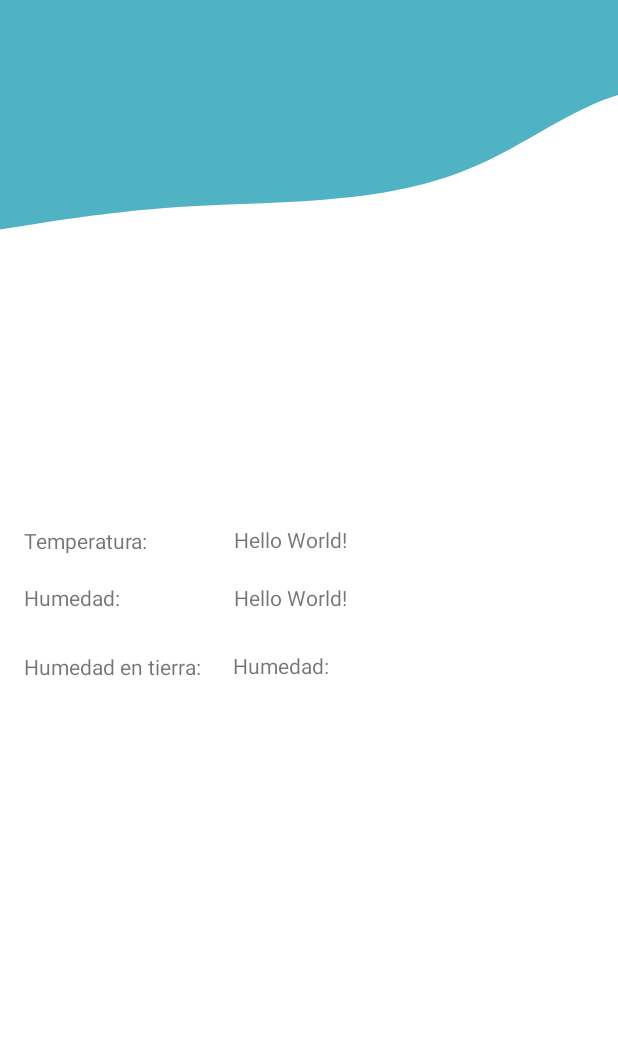
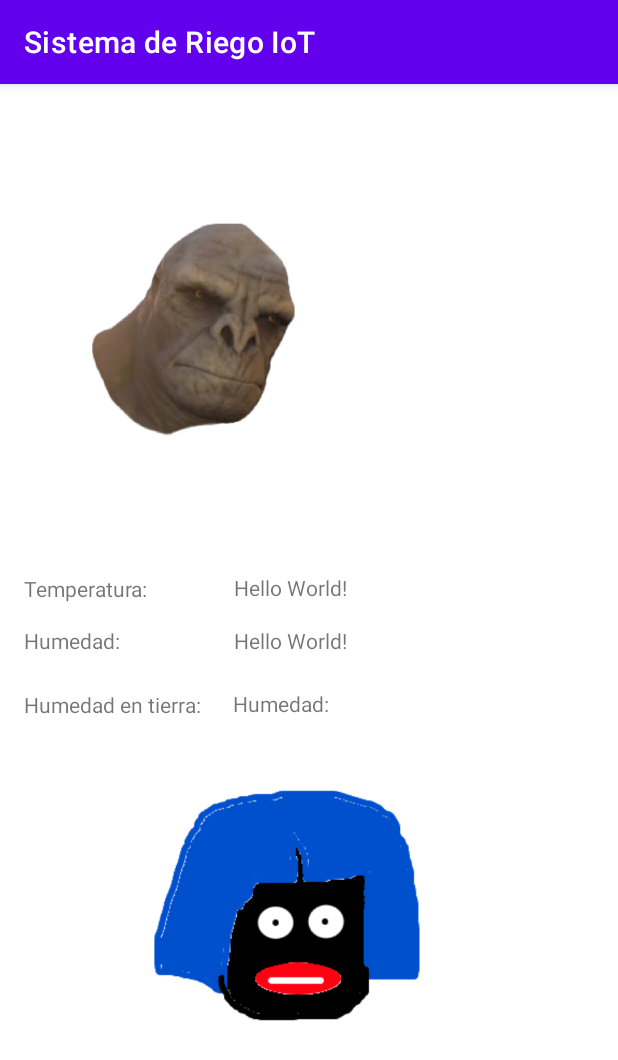
Before and after one commit to joseeduardo1521/Sistema-de-riego-por-temperatura-IoT, an Android app: the screen it shows after launch (MainActivity), on a phone screen of 412 x 824 dp. Shown: the top 1060 px of the screen. Run offline under Robolectric (Android 15) with nearby library versions, the phone set to English and light mode, and no system bars; our stand-ins replace Firebase (no records; nobody signed in at launch, a user with empty details on screens opened directly).

Commit message:
agrega estado

```diff
--- /dev/null
+++ b/App Sistema de Riego/app/src/main/java/com/example/timess/MainActivity.java
@@ -0,0 +1,121 @@
+package com.example.timess;
+
+import androidx.annotation.NonNull;
+import androidx.appcompat.app.AppCompatActivity;
+
+import android.os.Bundle;
+import android.widget.TextView;
+
+import com.google.firebase.database.DataSnapshot;
+import com.google.firebase.database.DatabaseError;
+import com.google.firebase.database.DatabaseReference;
+import com.google.firebase.database.FirebaseDatabase;
+import com.google.firebase.database.ValueEventListener;
+
+
+public class MainActivity extends AppCompatActivity {
+    private TextView texto1;
+    private TextView texto2;
+    private TextView texto3;
+    private DatabaseReference mDatabase;
+    private FirebaseDatabase firebaseDatabase = FirebaseDatabase.getInstance();
+    private DatabaseReference databaseReference = firebaseDatabase.getReference();
+    private DatabaseReference firstDatabase = databaseReference.child("Humedad");
+    private DatabaseReference secondDatabase = databaseReference.child("Temperatura");
+
+
+
+
+    @Override
+    protected void onCreate(Bundle savedInstanceState) {
+        super.onCreate(savedInstanceState);
+        setContentView(R.layout.activity_main);
+        texto1 = (TextView) findViewById(R.id.mms);
+        texto2 = (TextView) findViewById(R.id.mms2);
+        texto3 = (TextView) findViewById(R.id.info);
+        mDatabase = FirebaseDatabase.getInstance().getReference();
+        getUserInfo();
+
+    }
+
+
+    private void getUserInfo(){
+        mDatabase.child("Ejemplo_01").addValueEventListener(new ValueEventListener() {
+            @Override
+            public void onDataChange(@NonNull DataSnapshot snapshot) {
+            if(snapshot.exists()){
+                String Temperatura = snapshot.child("Temperatura").getValue().toString();
+                String Humedad = snapshot.child("Humedad").getValue().toString();
+                String HumedadSu = snapshot.child("Humedad Tierra").getValue().toString();
+                texto1.setText(Temperatura);
+                texto2.setText(Humedad);
+                texto3.setText(HumedadSu);
+            }
+            }
+
+            @Override
+            public void onCancelled(@NonNull DatabaseError error) {
+
+            }
+        });
+
+    }
+
+
+/*
+    @Override
+    public void onDataChange(DataSnapshot dataSnapshot){
+        if(dataSnapshot.getValue(String.class)!=null){
+            String key = dataSnapshot.getKey();
+            if(key.equals("d")){
+                String first = dataSnapshot.getValue(String.class);
+                textView.setText(first);
+            }
+            if(key.equals("d")){
+                String second = dataSnapshot.getValue(String.class);
+                textView2.setText(second);
+            }
+        }
+    }
+
+    public void onCancelled(DatabaseError databaseError){
+
+    }
+
+     databaseReference.addValueEventListener(new ValueEventListener() {
+            @Override
+            public void onDataChange(@NonNull DataSnapshot snapshot) {
+                if(snapshot.getValue(String.class)!=null){
+                    String key = snapshot.getKey();
+                    if(key.equals("d")){
+                        String first = snapshot.getValue(String.class);
+                        textView.setText(first);
+                    }
+                    if(key.equals("d")){
+                        String second = snapshot.getValue(String.class);
+                        textView2.setText(second);
+                    }
+                }
+            }
+
+            @Override
+            public void onCancelled(@NonNull DatabaseError error) {
+
+            }
+        });
+
+
+     String key = snapshot.getKey();
+                if(key.equals("Humedad")){
+                    String first = snapshot.getValue(String.class);
+                    texto1.setText(first);
+                }
+                if(key.equals("Temperatura")){
+                    String second = snapshot.getValue(String.class);
+                    texto2.setText(second);
+                }
+
+
+
+*/
+}
--- a/App Sistema de Riego/app/src/main/res/layout/activity_main.xml
+++ b/App Sistema de Riego/app/src/main/res/layout/activity_main.xml
@@ -5,12 +5,6 @@
     android:layout_width="match_parent"
     android:layout_height="match_parent"
     tools:context=".MainActivity">
-
-    <RelativeLayout
-        android:layout_width="match_parent"
-        android:layout_height="170sp"
-        android:background="@drawable/wave"
-        tools:ignore="MissingConstraints" />
 
 
     <TextView
@@ -85,6 +79,28 @@
         app:layout_constraintTop_toTopOf="parent"
         app:layout_constraintVertical_bias="0.54" />
 
+    <ImageView
+        android:id="@+id/imageView"
+        android:layout_width="185dp"
+        android:layout_height="163dp"
+        app:layout_constraintBottom_toBottomOf="parent"
+        app:layout_constraintEnd_toEndOf="parent"
+        app:layout_constraintHorizontal_bias="0.438"
+        app:layout_constraintStart_toStartOf="parent"
+        app:layout_constraintTop_toTopOf="parent"
+        app:layout_constraintVertical_bias="0.771"
+        app:srcCompat="@drawable/buebos" />
 
+    <ImageView
+        android:id="@+id/imageView2"
+        android:layout_width="222dp"
+        android:layout_height="254dp"
+        app:layout_constraintBottom_toBottomOf="parent"
+        app:layout_constraintEnd_toEndOf="parent"
+        app:layout_constraintHorizontal_bias="0.137"
+        app:layout_constraintStart_toStartOf="parent"
+        app:layout_constraintTop_toTopOf="parent"
+        app:layout_constraintVertical_bias="0.071"
+        app:srcCompat="@drawable/craig" />
 
 </androidx.constraintlayout.widget.ConstraintLayout>
--- a/App Sistema de Riego/app/src/main/res/values-night/themes.xml
+++ b/App Sistema de Riego/app/src/main/res/values-night/themes.xml
@@ -1,6 +1,6 @@
 <resources xmlns:tools="http://schemas.android.com/tools">
     <!-- Base application theme. -->
-    <style name="Theme.Rehacer" parent="Theme.MaterialComponents.DayNight.DarkActionBar">
+    <style name="Theme.Timess" parent="Theme.MaterialComponents.DayNight.DarkActionBar">
         <!-- Primary brand color. -->
         <item name="colorPrimary">@color/purple_200</item>
         <item name="colorPrimaryVariant">@color/purple_700</item>
--- a/App Sistema de Riego/app/src/main/res/values/strings.xml
+++ b/App Sistema de Riego/app/src/main/res/values/strings.xml
@@ -1,3 +1,3 @@
 <resources>
-    <string name="app_name">App Sistema Riego</string>
+    <string name="app_name">Sistema de Riego IoT</string>
 </resources>
--- a/App Sistema de Riego/app/src/main/res/values/themes.xml
+++ b/App Sistema de Riego/app/src/main/res/values/themes.xml
@@ -1,6 +1,6 @@
 <resources xmlns:tools="http://schemas.android.com/tools">
     <!-- Base application theme. -->
-    <style name="Theme.Rehacer" parent="Theme.MaterialComponents.DayNight.DarkActionBar">
+    <style name="Theme.Timess" parent="Theme.MaterialComponents.DayNight.DarkActionBar">
         <!-- Primary brand color. -->
         <item name="colorPrimary">@color/purple_500</item>
         <item name="colorPrimaryVariant">@color/purple_700</item>
@@ -11,9 +11,6 @@
         <item name="colorOnSecondary">@color/black</item>
         <!-- Status bar color. -->
         <item name="android:statusBarColor">?attr/colorPrimaryVariant</item>
-        <!-- Hide Action Bar -->
-        <item name="windowActionBar">false</item>
-        <item name="windowNoTitle">true</item>
         <!-- Customize your theme here. -->
     </style>
 </resources>
--- a/App Sistema de Riego/build.gradle
+++ b/App Sistema de Riego/build.gradle
@@ -1,11 +1,9 @@
 buildscript {
     dependencies {
         classpath 'com.google.gms:google-services:4.3.15'
-        ext.kotlin_version = "1.5.10"
     }
 }// Top-level build file where you can add configuration options common to all sub-projects/modules.
 plugins {
-    id 'com.android.application' version '7.4.0' apply false
-    id 'com.android.library' version '7.4.0' apply false
-    id 'org.jetbrains.kotlin.android' version '1.8.0' apply false
+    id 'com.android.application' version '7.3.1' apply false
+    id 'com.android.library' version '7.3.1' apply false
 }
--- a/App Sistema de Riego/gradle.properties
+++ b/App Sistema de Riego/gradle.properties
@@ -15,8 +15,6 @@ org.gradle.jvmargs=-Xmx2048m -Dfile.encoding=UTF-8
 # Android operating system, and which are packaged with your app's APK
 # https://developer.android.com/topic/libraries/support-library/androidx-rn
 android.useAndroidX=true
-# Kotlin code style for this project: "official" or "obsolete":
-kotlin.code.style=official
 # Enables namespacing of each library's R class so that its R class includes only the
 # resources declared in the library itself and none from the library's dependencies,
 # thereby reducing the size of the R class for that library
--- a/App Sistema de Riego/settings.gradle
+++ b/App Sistema de Riego/settings.gradle
@@ -1,8 +1,8 @@
 pluginManagement {
     repositories {
+        gradlePluginPortal()
         google()
         mavenCentral()
-        gradlePluginPortal()
     }
 }
 dependencyResolutionManagement {
@@ -12,5 +12,5 @@ dependencyResolutionManagement {
         mavenCentral()
     }
 }
-rootProject.name = "Rehacer"
+rootProject.name = "timess"
 include ':app'
```
Also changed, not shown: App Sistema de Riego/app/build.gradle (+6 -15 lines), App Sistema de Riego/app/src/main/AndroidManifest.xml (+6 -1 lines), App Sistema de Riego/app/src/main/java/com/example/timess/model/Persona.java (added, +50 -0 lines), App Sistema de Riego/app/src/main/res/drawable-v24/buebos.png (added), App Sistema de Riego/app/src/main/res/drawable-v24/craig.png (added), App Sistema de Riego/gradle/wrapper/gradle-wrapper.properties, 3 other files.
